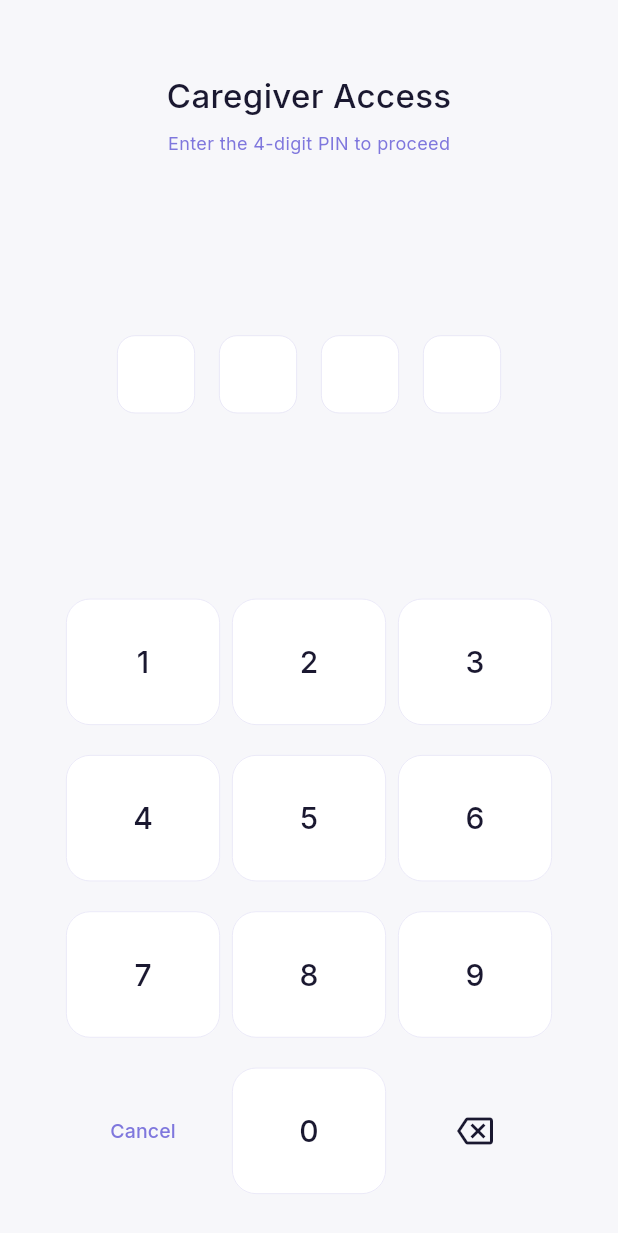
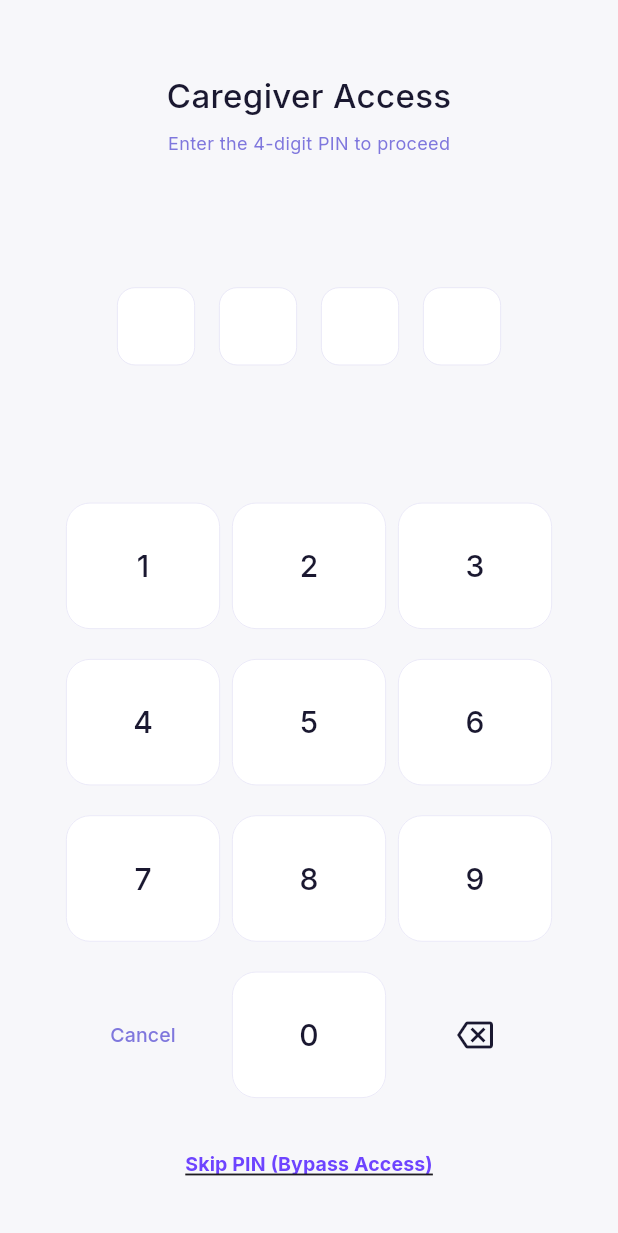
Before and after one commit to santjsx/easyConnect, a Flutter app: the AdminHubScreen screen opened directly, on a phone screen of 412 x 824 dp. Shown: the top 1233 px of the screen. Run offline on Flutter 3.47's test engine with Material 3 defaults, Android fonts, the phone set to English and light mode, and no system bars; our stand-ins replace audioplayers, cloud_firestore, connectivity_plus, csv, file_picker, firebase_core and 11 more; missing offline and left inert: record; accounts and stored records are empty.

Commit message:
feat: add Skip PIN option to access Caregiver Hub directly

```diff
--- a/lib/features/settings/screens/admin_hub_screen.dart
+++ b/lib/features/settings/screens/admin_hub_screen.dart
@@ -495,6 +495,25 @@ class _AdminHubScreenState extends ConsumerState<AdminHubScreen> {
                     ],
                   ),
                 ],
+              ),
+            ),
+            const SizedBox(height: 16),
+            TextButton(
+              onPressed: () {
+                HapticFeedback.mediumImpact();
+                ref.read(ttsServiceProvider).speak("Access granted");
+                setState(() {
+                  _isAuthenticated = true;
+                });
+              },
+              child: Text(
+                "Skip PIN (Bypass Access)",
+                style: GoogleFonts.inter(
+                  fontSize: 13,
+                  color: accentColor,
+                  fontWeight: FontWeight.bold,
+                  decoration: TextDecoration.underline,
+                ),
               ),
             ),
             const SizedBox(height: 24),
--- a/pubspec.yaml
+++ b/pubspec.yaml
@@ -16,7 +16,7 @@ publish_to: 'none' # Remove this line if you wish to publish to pub.dev
 # https://developer.apple.com/library/archive/documentation/General/Reference/InfoPlistKeyReference/Articles/CoreFoundationKeys.html
 # In Windows, build-name is used as the major, minor, and patch parts
 # of the product and file versions while build-number is used as the build suffix.
-version: 1.5.43+43
+version: 1.5.44+44
 
 environment:
   sdk: ^3.12.0
```
